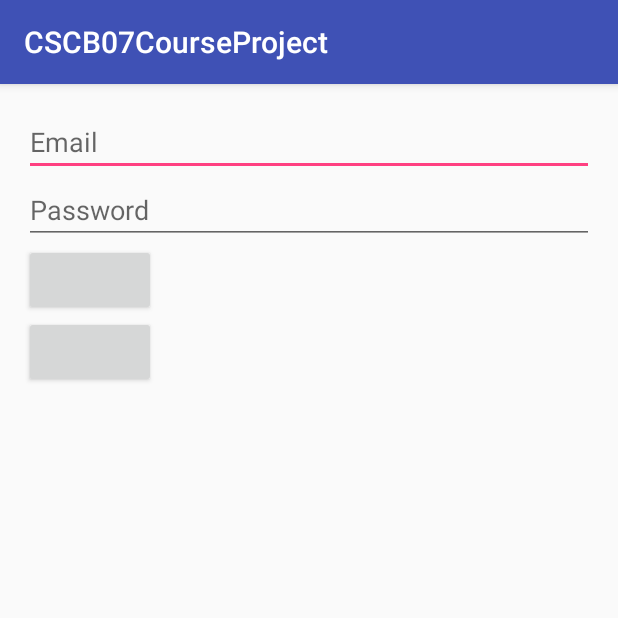
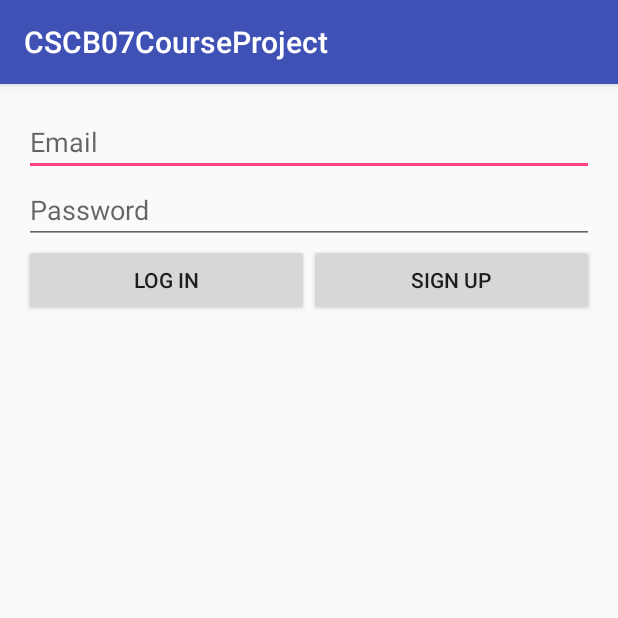
Before and after one commit to abdulhamidreza/Android-Flight-App-for-CSCB07, an Android app: the screen it shows after launch (Login_Activity), on a phone screen of 412 x 824 dp, the top half of it. Run offline under Robolectric (Android 15) with nearby library versions, the phone set to English and light mode, and no system bars.

```diff
--- a/p3a/CSCB07CourseProject/app/src/main/res/layout/activity_admin.xml
+++ b/p3a/CSCB07CourseProject/app/src/main/res/layout/activity_admin.xml
@@ -13,6 +13,6 @@
 
     <EditText
         android:id = "@+id/adminDetailEt"
-        android:layout_width="wrap_content"
+        android:layout_width="match_parent"
         android:layout_height="wrap_content" />
 </LinearLayout>
--- a/p3a/CSCB07CourseProject/app/src/main/res/layout/activity_login.xml
+++ b/p3a/CSCB07CourseProject/app/src/main/res/layout/activity_login.xml
@@ -1,12 +1,11 @@
 <?xml version="1.0" encoding="utf-8"?>
-<LinearLayout xmlns:android="http://schemas.android.com/apk/res/android"
+<RelativeLayout xmlns:android="http://schemas.android.com/apk/res/android"
     xmlns:tools="http://schemas.android.com/tools" android:id="@+id/login_activity"
     android:layout_width="match_parent" android:layout_height="match_parent"
     android:paddingBottom="@dimen/activity_vertical_margin"
     android:paddingLeft="@dimen/activity_horizontal_margin"
     android:paddingRight="@dimen/activity_horizontal_margin"
     android:paddingTop="@dimen/activity_vertical_margin"
-    android:orientation="vertical"
     tools:context="cs.b07.cscb07courseproject.Login_Activity">
 
     <EditText
@@ -19,16 +18,28 @@
         android:id = "@+id/passwordET"
         android:layout_width="match_parent"
         android:layout_height="wrap_content"
+        android:layout_below="@+id/emailET"
         android:hint="@string/passwordHint"
         android:inputType="textPassword"/>
+    <LinearLayout
+        android:layout_width="match_parent"
+        android:layout_height="wrap_content"
+        android:layout_below="@+id/passwordET"
+        android:orientation="horizontal">
+
         <Button
             android:id="@+id/loginBut"
-        android:layout_width="wrap_content"
+            android:layout_width="match_parent"
             android:layout_height="wrap_content"
+            android:layout_weight="0.5"
+            android:text="@string/log_In"
             android:onClick="login"/>
         <Button
             android:id="@+id/signupBut"
-        android:layout_width="wrap_content"
+            android:layout_width="match_parent"
             android:layout_height="wrap_content"
+            android:layout_weight="0.5"
+            android:text="@string/sign_up"
             android:onClick="signUp"/>
     </LinearLayout>
+</RelativeLayout>
--- a/p3a/CSCB07CourseProject/app/src/main/res/values/strings.xml
+++ b/p3a/CSCB07CourseProject/app/src/main/res/values/strings.xml
@@ -2,9 +2,10 @@
     <string name="app_name">CSCB07CourseProject</string>
     <string name="emailHint">Email</string>
     <string name="passwordHint">Password</string>
-    <string name="title_activity_login">Sign in</string>
 
     <!-- Strings related to login -->
+    <string name="log_In">Log In</string>
+    <string name="sign_up">Sign Up</string>
     <string name="prompt_email">Email</string>
     <string name="prompt_password">Password (optional)</string>
     <string name="action_sign_in">Sign in or register</string>
```
Lines whose indentation alone changed are shown as unchanged.
